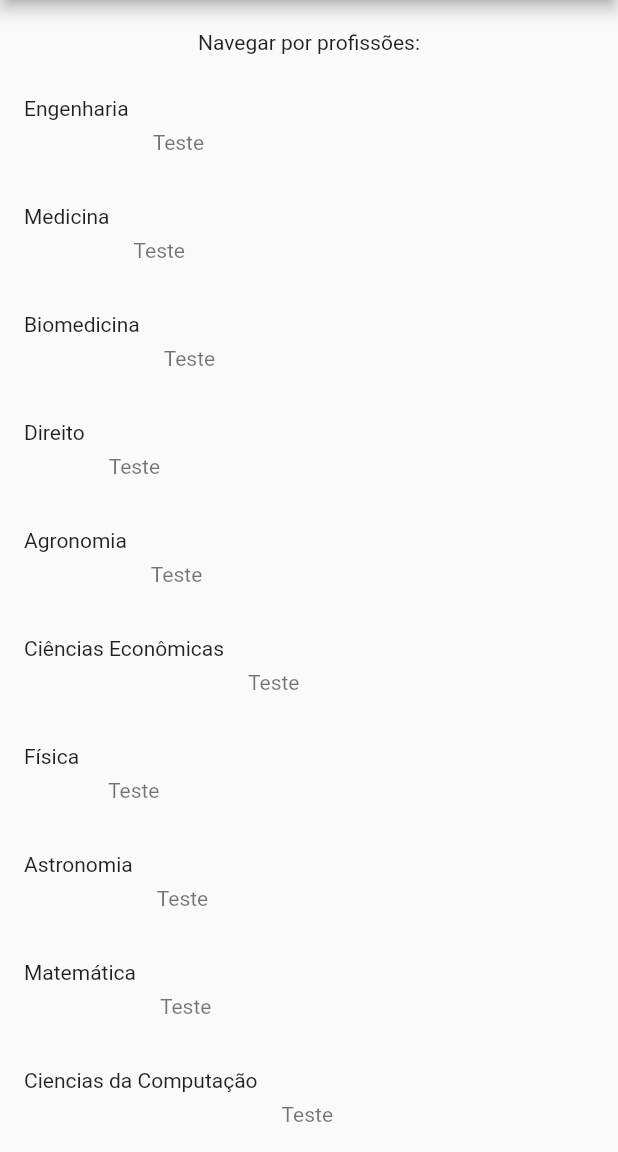
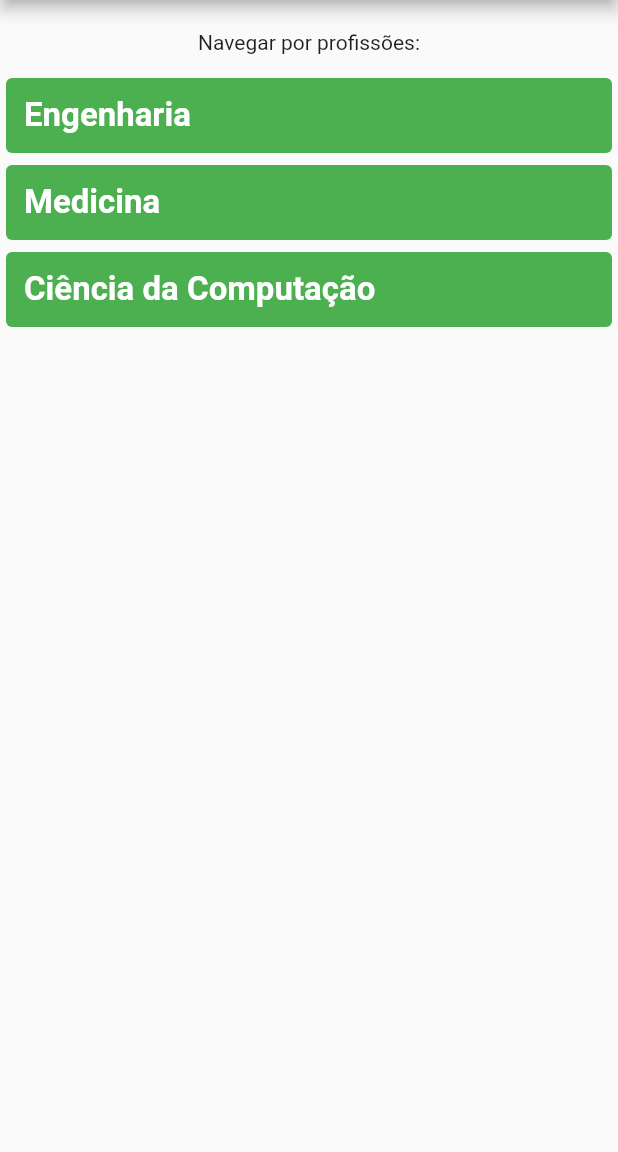
Before and after one commit to PedroH-Peres/projeto_obt, a Flutter app: the screen it shows once a user with an empty profile is signed in, on a phone screen of 412 x 824 dp, the part 84-1236 px from its top. Run offline on Flutter 3.47's test engine with Material 2 defaults, Android fonts, the phone set to English and light mode, and no system bars; our stand-ins replace cloud_firestore, firebase_auth, firebase_core; missing offline and left inert: dart:ffi; accounts and stored records are empty.

Commit message:
mudanças feed page

```diff
--- a/lib/components/edit_perfil.dart
+++ b/lib/components/edit_perfil.dart
@@ -88,7 +88,7 @@ class _EditPerfilState extends State<EditPerfil> {
                         },
                         items: [
                           for(int i = 0; i < Profissoes().profissoes.length; i++)
-                            DropdownMenuItem(value: Profissoes().profissoes[i],child: Text(Profissoes().profissoes[i]))
+                            DropdownMenuItem(value: Profissoes().profissoes[i]["tipo"],child: Text(Profissoes().profissoes[i]["tipo"]!))
 
                         ]
 
--- a/lib/pages/feed_page.dart
+++ b/lib/pages/feed_page.dart
@@ -29,8 +29,8 @@ class FeedPage extends StatelessWidget {
                         Navigator.of(context).pushNamed(AppRoutes.chatPage),
                     icon: const Icon(Icons.chat)),
                 IconButton(
-                    onPressed: () =>
-                        Navigator.of(context).pushReplacementNamed(AppRoutes.perfilPage),
+                    onPressed: () => Navigator.of(context)
+                        .pushReplacementNamed(AppRoutes.perfilPage),
                     icon: const Icon(Icons.person))
               ],
             ),
@@ -40,17 +40,68 @@ class FeedPage extends StatelessWidget {
                 height: MediaQuery.of(context).size.height,
                 child: Column(
                   children: [
-                    const SizedBox(height: 20,),
+                    const SizedBox(
+                      height: 20,
+                    ),
                     const Text("Navegar por profissões:"),
                     // Aqui vai uma listView com tópicos de principais profissões pra filtrar.
                     //Botão no final de "Outros cursos"
-                    const SizedBox(height: 12,),
+                    const SizedBox(
+                      height: 12,
+                    ),
                     Expanded(
-                      child: ListView.builder(
-                        itemCount: Profissoes().profissoes.length,
-                        itemBuilder: ((context, index) => ListTile(leading: Text(Profissoes().profissoes[index]),
-                        subtitle: Text("Teste"),)))
-                    )
+                        child: ListView(
+                      children: [
+                        Container(
+                          margin: const EdgeInsets.all(4),
+                          padding: const EdgeInsets.all(12),
+                          decoration: BoxDecoration(
+                            color: Colors.green,
+                            borderRadius: BorderRadius.circular(4),
+                          ),
+                          child: const Text(
+                            "Engenharia",
+                            style: TextStyle(
+                              fontSize: 22,
+                              color: Colors.white,
+                              fontWeight: FontWeight.bold
+                            ),
+                          ),
+                        ),
+                        Container(
+                          margin: const EdgeInsets.all(4),
+                          padding: const EdgeInsets.all(12),
+                          decoration: BoxDecoration(
+                            color: Colors.green,
+                            borderRadius: BorderRadius.circular(4),
+                          ),
+                          child: const Text(
+                            "Medicina",
+                            style: TextStyle(
+                              fontSize: 22,
+                              color: Colors.white,
+                              fontWeight: FontWeight.bold
+                            ),
+                          ),
+                        ),
+                        Container(
+                          margin: const EdgeInsets.all(4),
+                          padding: const EdgeInsets.all(12),
+                          decoration: BoxDecoration(
+                            color: Colors.green,
+                            borderRadius: BorderRadius.circular(4),
+                          ),
+                          child: const Text(
+                            "Ciência da Computação",
+                            style: TextStyle(
+                              fontSize: 22,
+                              color: Colors.white,
+                              fontWeight: FontWeight.bold
+                            ),
+                          ),
+                        )
+                      ],
+                    ))
                   ],
                 )),
           );
```
Also changed, not shown: lib/utils/profissoes.dart (+46 -4 lines).
